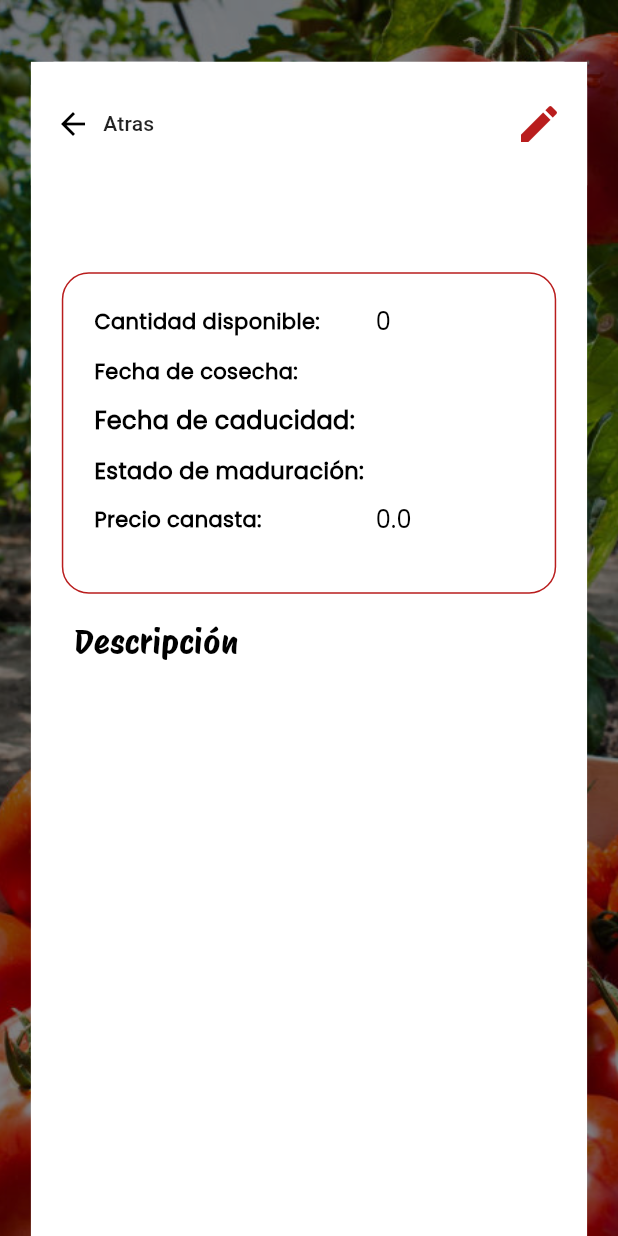
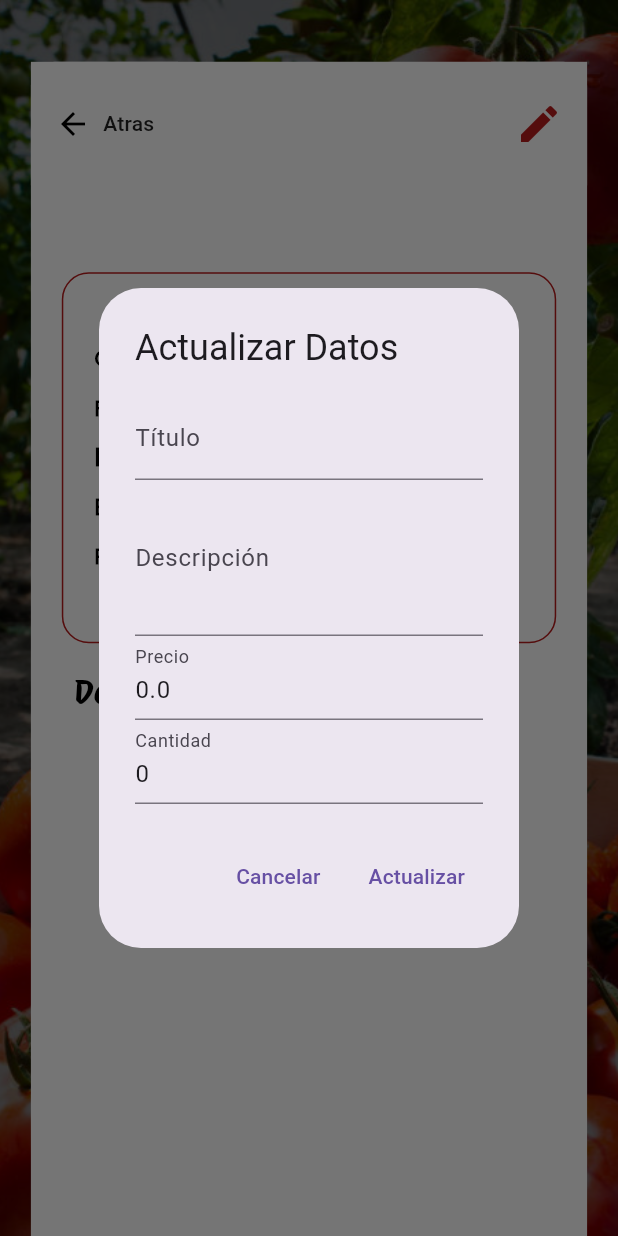
Before and after one commit to santiortizm/Apptomaticos, a Flutter app: the BuyProductWidget screen opened directly with empty values, after a tap on the "edit" icon, on a phone screen of 412 x 824 dp. Run offline on Flutter 3.47's test engine with Material 3 defaults, Android fonts, the phone set to English and light mode, and no system bars; drawn by our look-alikes of auto_size_text; our stand-ins replace device_info_plus, flutter_dotenv, go_router, image_picker, permission_handler, supabase_flutter; accounts and stored records are empty.

```diff
--- a/lib/presentation/screens/buy_product/buy_product_widget.dart
+++ b/lib/presentation/screens/buy_product/buy_product_widget.dart
@@ -134,7 +134,7 @@ class _BuyProductWidgetState extends State<BuyProductWidget> {
                             if (isOwner)
                               CustomButton(
                                 onPressed: () {
-                                  print('Editar producto habilitado');
+                                  _dialogBuilder(context);
                                 },
                                 color: Colors.white,
                                 border: 0,
@@ -158,18 +158,20 @@ class _BuyProductWidgetState extends State<BuyProductWidget> {
                               fontWeight: FontWeight.w600),
                         ),
                         Container(
+                          alignment: Alignment.center,
                           margin: EdgeInsets.symmetric(
                               horizontal: size.width * 0.05),
                           padding: EdgeInsets.symmetric(
                               vertical: size.height * 0.025,
                               horizontal: size.width * 0.05),
                           width: size.width * 1,
-                          height: size.height * 0.26,
+                          height: size.height * 0.30,
                           decoration: BoxDecoration(
                             border: Border.all(color: redApp),
                             borderRadius: BorderRadius.circular(18),
                           ),
                           child: Column(
+                            mainAxisAlignment: MainAxisAlignment.center,
                             spacing: 10,
                             children: [
                               Row(
@@ -436,4 +438,109 @@ class _BuyProductWidgetState extends State<BuyProductWidget> {
       ),
     );
   }
+
+  Future<void> _dialogBuilder(BuildContext context) {
+    final TextEditingController titleController = TextEditingController();
+    final TextEditingController descriptionController = TextEditingController();
+    final TextEditingController priceController = TextEditingController();
+    final TextEditingController quantityController = TextEditingController();
+
+    return showDialog<void>(
+      context: context,
+      builder: (BuildContext context) {
+        return AlertDialog(
+          title: const Text('Actualizar Datos'),
+          content: FutureBuilder<Map<String, dynamic>>(
+            future: productDetails,
+            builder: (context, snapshot) {
+              if (snapshot.connectionState == ConnectionState.waiting) {
+                return const Center(child: CircularProgressIndicator());
+              } else if (snapshot.hasError) {
+                return Center(child: Text('Error: ${snapshot.error}'));
+              } else if (!snapshot.hasData) {
+                return const Center(child: Text('Producto no encontrado'));
+              }
+
+              final productData = snapshot.data!;
+
+              // Inicializamos los controladores con los datos del producto
+              titleController.text = productData['nombreProducto'] ?? '';
+              descriptionController.text = productData['descripcion'] ?? '';
+              priceController.text = productData['precio']?.toString() ?? '';
+              quantityController.text =
+                  productData['cantidad']?.toString() ?? '';
+
+              return SingleChildScrollView(
+                child: Column(
+                  mainAxisSize: MainAxisSize.min,
+                  children: [
+                    TextFormField(
+                      controller: titleController,
+                      decoration: const InputDecoration(labelText: 'Título'),
+                    ),
+                    TextFormField(
+                      controller: descriptionController,
+                      decoration:
+                          const InputDecoration(labelText: 'Descripción'),
+                      maxLines: 3,
+                    ),
+                    TextFormField(
+                      controller: priceController,
+                      decoration: const InputDecoration(labelText: 'Precio'),
+                      keyboardType: TextInputType.number,
+                    ),
+                    TextFormField(
+                      controller: quantityController,
+                      decoration: const InputDecoration(labelText: 'Cantidad'),
+                      keyboardType: TextInputType.number,
+                    ),
+                  ],
+                ),
+              );
+            },
+          ),
+          actions: <Widget>[
+            TextButton(
+              child: const Text('Cancelar'),
+              onPressed: () {
+                Navigator.of(context).pop();
+              },
+            ),
+            TextButton(
+              child: const Text('Actualizar'),
+              onPressed: () async {
+                final updatedData = {
+                  'nombreProducto': titleController.text,
+                  'descripcion': descriptionController.text,
+                  'precio': double.tryParse(priceController.text),
+                  'cantidad': int.tryParse(quantityController.text),
+                };
+
+                final success = await productService.updateProductDetails(
+                    widget.productId, updatedData);
+
+                if (success) {
+                  setState(() {
+                    productDetails =
+                        productService.fetchProductDetails(widget.productId);
+                  });
+                  Navigator.of(context).pop();
+                  ScaffoldMessenger.of(context).showSnackBar(
+                    const SnackBar(
+                        content: Text('Producto actualizado exitosamente')),
+                  );
+                } else {
+                  Navigator.of(context).pop();
+                  ScaffoldMessenger.of(context).showSnackBar(
+                    const SnackBar(
+                        content: Text('Error al actualizar el producto')),
+                  );
+                }
+              },
+            ),
+          ],
+        );
+      },
+    );
+  }
 }
```
Also changed, not shown: lib/core/services/product_service.dart (+17 -0 lines), lib/core/widgets/custom_listview.dart (+25 -13 lines), lib/presentation/screens/products/products_of_producer.dart (added, +15 -0 lines), lib/presentation/screens/profile/profile_widget.dart (+24 -5 lines).
